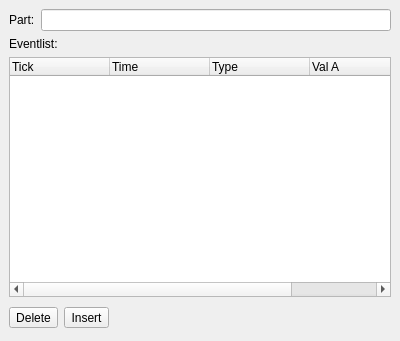
Old version of the form muse/muse/liste/partlistedit.ui in the repository emrum/muse.
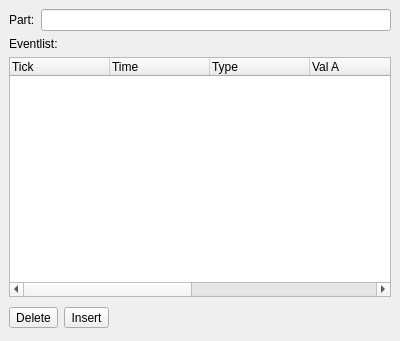
New version of the form.

```diff
--- a/muse/muse/liste/partlistedit.ui
+++ b/muse/muse/liste/partlistedit.ui
@@ -105,6 +105,21 @@
        <string>Val B</string>
       </property>
      </column>
+     <column>
+      <property name="text" >
+       <string>Val C</string>
+      </property>
+     </column>
+     <column>
+      <property name="text" >
+       <string>Length</string>
+      </property>
+     </column>
+     <column>
+      <property name="text" >
+       <string>Data</string>
+      </property>
+     </column>
     </widget>
    </item>
    <item>
```
